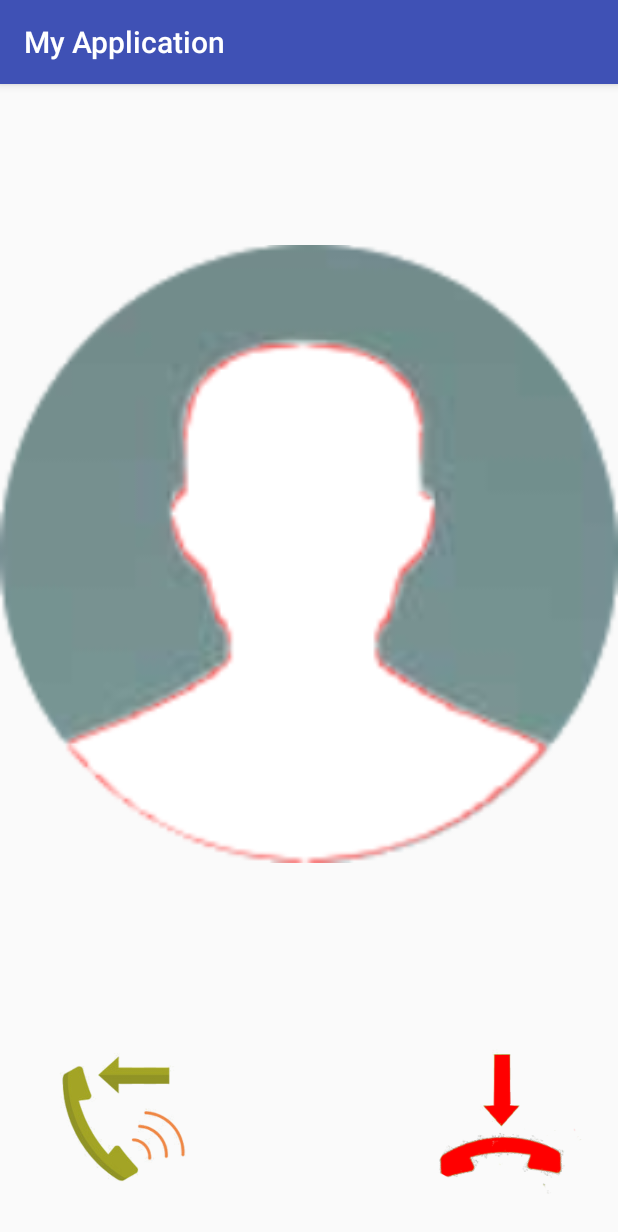
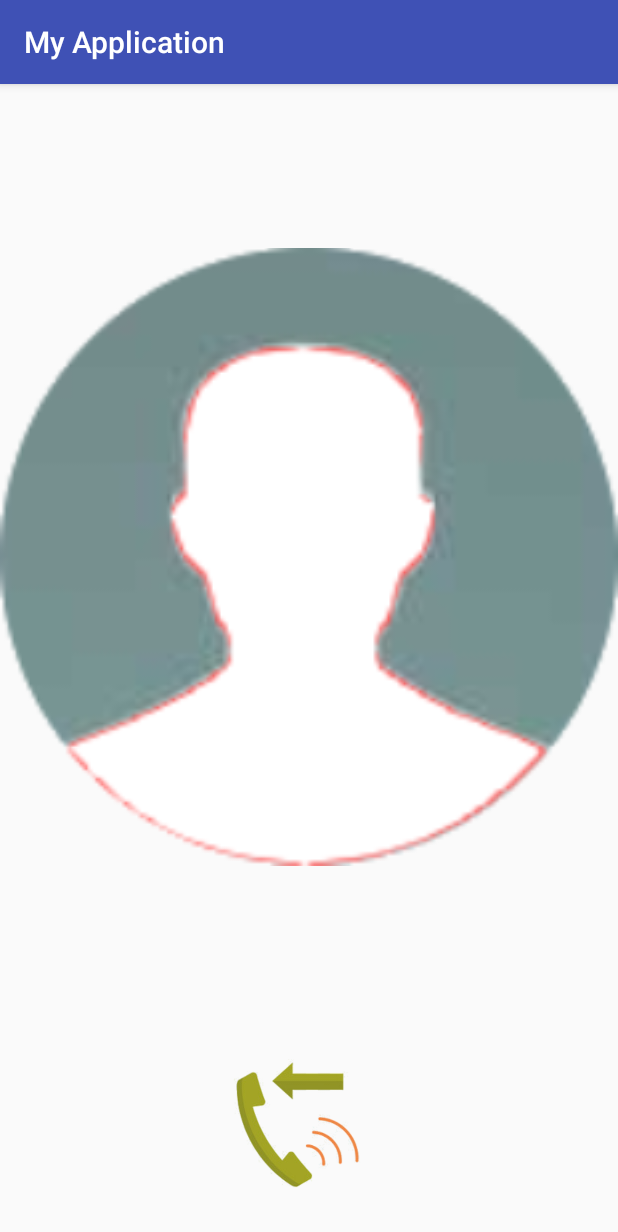
Before and after one commit to NcutStudent/Robot_Project, an Android app: the OnPhoneCallActivity screen opened directly, with no data from a screen before it, on a phone screen of 412 x 824 dp. Shown: the top 1232 px of the screen. Run offline under Robolectric (Android 15) with nearby library versions, the phone set to English and light mode, and no system bars; 1 statement that could not run was skipped.

Commit message:
updata FCM

```diff
--- a/AndroidClient/app/build.gradle
+++ b/AndroidClient/app/build.gradle
@@ -22,7 +22,11 @@ android {
 }
 
 dependencies {
+    compile 'com.android.support:support-annotations:27.1.1'
     implementation 'com.android.support:design:26.1.0'
+    compile 'com.google.firebase:firebase-core:15.0.0'
+    compile 'com.google.firebase:firebase-messaging:15.0.2'
     compile fileTree(include: ['*.jar'], dir: 'libs')
     compile 'com.android.support.constraint:constraint-layout:1.1.0'
 }
+apply plugin: 'com.google.gms.google-services'
--- a/AndroidClient/app/src/main/java/com/example/dickman/myapplication/OnPhoneCallActivity.java
+++ b/AndroidClient/app/src/main/java/com/example/dickman/myapplication/OnPhoneCallActivity.java
@@ -4,20 +4,15 @@ import android.content.ComponentName;
 import android.content.Context;
 import android.content.Intent;
 import android.content.ServiceConnection;
-import android.graphics.Bitmap;
-import android.graphics.BitmapFactory;
 import android.media.AudioManager;
 import android.media.MediaPlayer;
+import android.os.Bundle;
 import android.os.IBinder;
 import android.support.v7.app.AppCompatActivity;
-import android.os.Bundle;
 import android.view.View;
 import android.view.WindowManager;
-import android.widget.ImageView;
 
 import com.example.dickman.myapplication.service.PhoneAnswerListener;
-
-import java.io.IOException;
 
 public class OnPhoneCallActivity extends AppCompatActivity {
     MediaPlayer player;
@@ -52,10 +47,7 @@ public class OnPhoneCallActivity extends AppCompatActivity {
         player.start();
         Intent intent = new Intent(this, PhoneAnswerListener.class);
         bindService(intent, mConnection, Context.BIND_AUTO_CREATE);
-        String bitmapPath = getIntent().getExtras().getString("Bitmap Path");
-        if(bitmapPath != null) {
-            ((ImageView)findViewById(R.id.icon)).setImageBitmap(BitmapFactory.decodeFile(bitmapPath));
-        }
+
     }
 
     @Override
--- a/AndroidClient/app/src/main/java/com/example/dickman/myapplication/SelectContact.java
+++ b/AndroidClient/app/src/main/java/com/example/dickman/myapplication/SelectContact.java
@@ -27,6 +27,7 @@ import android.widget.Button;
 import android.widget.ImageView;
 import android.widget.TextView;
 
+import com.example.dickman.myapplication.service.FCM_IDService;
 import com.example.dickman.myapplication.service.PhoneAnswerListener;
 
 import java.io.File;
@@ -64,6 +65,7 @@ public class SelectContact extends AppCompatActivity {
     List<Pair<String, String>> iconData = new ArrayList<>();
     private ArrayList<String> iconID = new ArrayList<>();
     private int environNums;
+    private FCM_IDService fcm_idService = new FCM_IDService();
 
     static PhoneAnswerListener.LocalBinder binder;
     String pas;
@@ -90,7 +92,6 @@ public class SelectContact extends AppCompatActivity {
     protected void onCreate(Bundle savedInstanceState) {
         super.onCreate(savedInstanceState);
         setContentView(R.layout.activity_select_contact);
-
 
         Map<String, ?> data = getSharedPreferences(SHARED_PREFERENCES, Context.MODE_PRIVATE).getAll();
         for (Map.Entry<String, ?> entry : data.entrySet())
@@ -176,6 +177,7 @@ public class SelectContact extends AppCompatActivity {
         int id = item.getItemId();
 
         if (id == R.id.add_new_contact) {
+            fcm_idService.onTokenRefresh();
             Intent intent = new Intent(this, AddContact.class);
             startActivityForResult(intent, ADD_CONTACT_CODE);
             return true;
--- a/AndroidClient/app/src/main/res/layout/activity_on_phone_call.xml
+++ b/AndroidClient/app/src/main/res/layout/activity_on_phone_call.xml
@@ -10,23 +10,12 @@
         android:id="@+id/answerCall"
         android:layout_width="104dp"
         android:layout_height="106dp"
-        android:layout_marginBottom="28dp"
-        android:layout_marginStart="24dp"
+        android:layout_marginBottom="24dp"
+        android:layout_marginStart="140dp"
         android:background="@mipmap/incoming_call"
         android:onClick="answerCall"
         app:layout_constraintBottom_toBottomOf="parent"
         app:layout_constraintStart_toStartOf="parent" />
-
-    <Button
-        android:id="@+id/hangUpCall"
-        android:layout_width="104dp"
-        android:layout_height="106dp"
-        android:layout_marginBottom="28dp"
-        android:layout_marginEnd="24dp"
-        android:background="@mipmap/close_call"
-        android:onClick="hangUp"
-        app:layout_constraintBottom_toBottomOf="parent"
-        app:layout_constraintEnd_toEndOf="parent" />
 
     <ImageView
         android:id="@+id/icon"
--- a/AndroidClient/build.gradle
+++ b/AndroidClient/build.gradle
@@ -7,6 +7,7 @@ buildscript {
     }
     dependencies {
         classpath 'com.android.tools.build:gradle:3.1.2'
+        classpath 'com.google.gms:google-services:3.2.0'
 
         // NOTE: Do not place your application dependencies here; they belong
         // in the individual module build.gradle files
```
Also changed, not shown: AndroidClient/app/src/main/AndroidManifest.xml (+21 -3 lines), AndroidClient/app/src/main/java/com/example/dickman/myapplication/MainActivity.java (+3 -5 lines), AndroidClient/app/src/main/java/com/example/dickman/myapplication/broadcast/PhoneBroadCastListener.java (+3 -6 lines), AndroidClient/app/src/main/java/com/example/dickman/myapplication/service/FCM_IDService.java (added, +19 -0 lines), AndroidClient/app/src/main/java/com/example/dickman/myapplication/service/FCM_MessageService.java (added, +23 -0 lines), 1 other file.
